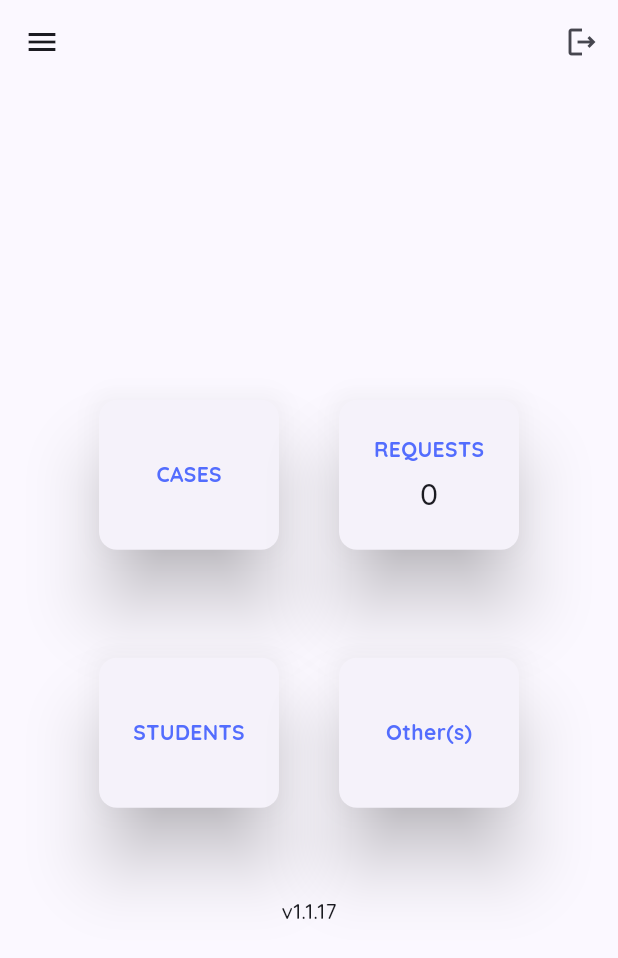
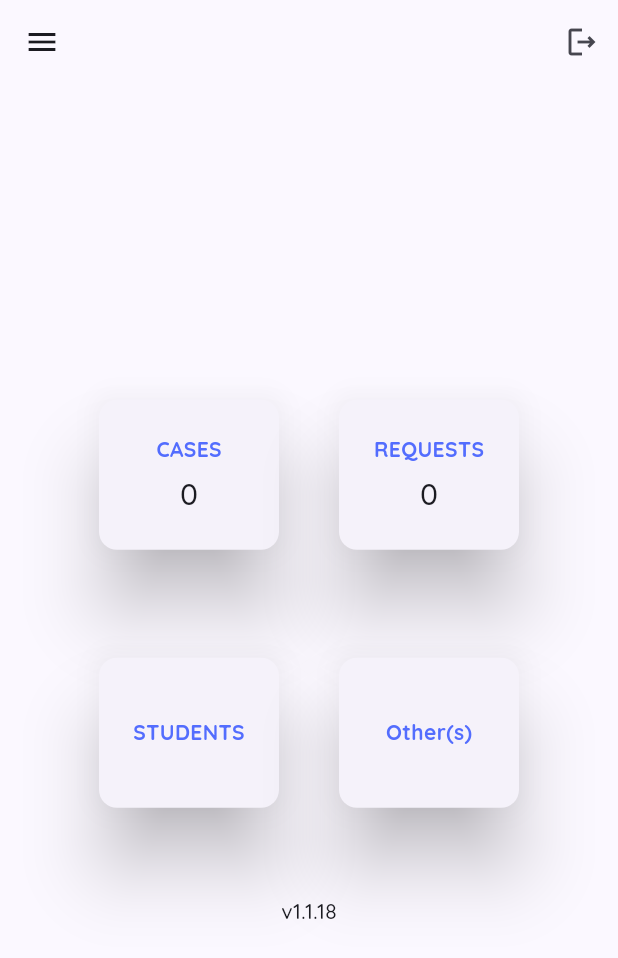
Before and after one commit to johninquest/smapp, a Flutter app: the CaseListPage screen opened directly, after a tap on the "add" icon, on a phone screen of 412 x 824 dp. Shown: the top 958 px of the screen. Run offline on Flutter 3.47's test engine with Material 2 defaults, Android fonts, the phone set to English and light mode, and no system bars; our stand-ins replace package_info_plus, shared_preferences, supabase_flutter; accounts and stored records are empty.

```diff
--- a/lib/pages/about.dart
+++ b/lib/pages/about.dart
@@ -14,8 +14,8 @@ class AboutPage extends StatelessWidget {
 
     return Scaffold(
       appBar: AppBar(
-        title: const Text(
-          'Info',
+        title: Text(
+          'Info'.toUpperCase(),
           style: appBarTitleStyle,
         ),
         centerTitle: true,
--- a/lib/pages/cases/case_list.dart
+++ b/lib/pages/cases/case_list.dart
@@ -17,8 +17,8 @@ class CaseListPage extends StatelessWidget {
     final reqData = SupabaseService().fetchData('cases');
     return Scaffold(
       appBar: AppBar(
-        title: const Text(
-          'Case list',
+        title: Text(
+          'Case list'.toUpperCase(),
           style: appBarTitleStyle,
         ),
         centerTitle: true,
--- a/lib/pages/home.dart
+++ b/lib/pages/home.dart
@@ -62,16 +62,25 @@ class _HomeDashBoardState extends State<HomeDashBoard> {
               onTap: () =>
                   PageRouter().navigateToPage(const CaseListPage(), context),
               child: Card(
-                elevation: 20.0,
+                elevation: 21.0,
                 // color: Colors.deepOrange,
                 child: Container(
                     alignment: Alignment.center,
                     height: 100,
                     width: 120,
-                    child: Text(
-                      'Cases'.toUpperCase(),
-                      style: const TextStyle(
-                          color: primaryColor, fontWeight: FontWeight.bold),
+                    child: Column(
+                      mainAxisAlignment: MainAxisAlignment.center,
+                      children: const [
+                        Text(
+                          'CASES',
+                          style: TextStyle(
+                              color: primaryColor, fontWeight: FontWeight.bold),
+                        ),
+                        SizedBox(
+                          height: 5.0,
+                        ),
+                        CasesTableSize()
+                      ],
                     )),
               ),
             ),
@@ -79,7 +88,7 @@ class _HomeDashBoardState extends State<HomeDashBoard> {
               onTap: () => PageRouter()
                   .navigateToPage(const RequestsListPage(), context),
               child: Card(
-                elevation: 20.0,
+                elevation: 21.0,
                 // color: Colors.tealAccent,
                 child: Container(
                     alignment: Alignment.center,
@@ -105,7 +114,7 @@ class _HomeDashBoardState extends State<HomeDashBoard> {
               onTap: () =>
                   PageRouter().navigateToPage(const StudentListPage(), context),
               child: Card(
-                elevation: 20.0,
+                elevation: 21.0,
                 child: Container(
                     alignment: Alignment.center,
                     height: 100,
@@ -120,7 +129,7 @@ class _HomeDashBoardState extends State<HomeDashBoard> {
             GestureDetector(
               onTap: () => SnackBarMessage().underConstruction(context),
               child: Card(
-                elevation: 20.0,
+                elevation: 21.0,
                 child: Container(
                     alignment: Alignment.center,
                     height: 100,
@@ -179,3 +188,40 @@ class RequestTableSize extends StatelessWidget {
     );
   }
 }
+
+class CasesTableSize extends StatelessWidget {
+  const CasesTableSize({super.key});
+
+  @override
+  Widget build(BuildContext context) {
+    final reqData = SupabaseService().fetchData('cases');
+    return FutureBuilder(
+      future: reqData,
+      builder: ((context, snapshot) {
+        if (snapshot.connectionState != ConnectionState.done) {
+          return const Center(
+            child: CircularProgressIndicator(),
+          );
+        }
+        if (snapshot.hasError) {
+          return const Center(
+            child: Text('An error occured!'),
+          );
+        }
+        if (snapshot.hasData) {
+          List<dynamic> sbData = snapshot.data as List;
+          int? rowCount = sbData.length;
+          // return TableOfContactRequests(tableData: sbData);
+          return Text(
+            '$rowCount',
+            style: const TextStyle(fontSize: 20.0),
+          );
+        } else {
+          return const Center(
+            child: CircularProgressIndicator(),
+          );
+        }
+      }),
+    );
+  }
+}
--- a/lib/pages/requests/requests_list.dart
+++ b/lib/pages/requests/requests_list.dart
@@ -15,8 +15,8 @@ class RequestsListPage extends StatelessWidget {
     final reqData = SupabaseService().fetchData('requests');
     return Scaffold(
       appBar: AppBar(
-        title: const Text(
-          'Requests for counseling',
+        title: Text(
+          'Requests list'.toUpperCase(),
           style: appBarTitleStyle,
         ),
         centerTitle: true,
--- a/lib/pages/school/school_info.dart
+++ b/lib/pages/school/school_info.dart
@@ -8,8 +8,8 @@ class SchoolInfoPage extends StatelessWidget {
   Widget build(BuildContext context) {
     return Scaffold(
       appBar: AppBar(
-        title: const Text(
-          'School info',
+        title: Text(
+          'school info'.toUpperCase(),
           style: appBarTitleStyle,
         ),
         centerTitle: true,
--- a/lib/pages/students/student_list.dart
+++ b/lib/pages/students/student_list.dart
@@ -12,8 +12,8 @@ class StudentListPage extends StatelessWidget {
   Widget build(BuildContext context) {
     return Scaffold(
       appBar: AppBar(
-        title: const Text(
-          'Student list',
+        title: Text(
+          'Student list'.toUpperCase(),
           style: appBarTitleStyle,
         ),
         centerTitle: true,
--- a/lib/pages/user.dart
+++ b/lib/pages/user.dart
@@ -12,8 +12,8 @@ class UserPage extends StatelessWidget {
   Widget build(BuildContext context) {
     return Scaffold(
       appBar: AppBar(
-        title: const Text(
-          'User info',
+        title: Text(
+          'user information'.toUpperCase(),
           style: appBarTitleStyle,
         ),
         centerTitle: true,
--- a/lib/styles/style.dart
+++ b/lib/styles/style.dart
@@ -1,7 +1,10 @@
 import 'package:flutter/material.dart';
 import 'colors.dart';
 
-const appBarTitleStyle = TextStyle(letterSpacing: 0.3, fontSize: 16.0);
+const appBarTitleStyle = TextStyle(
+  fontSize: 16.0,
+  letterSpacing: 1.0,
+);
 
 const PageHeaderStyle = TextStyle(
     fontWeight: FontWeight.bold, color: Colors.white, letterSpacing: 2.0);
--- a/lib/utils/date_time_helper.dart
+++ b/lib/utils/date_time_helper.dart
@@ -78,7 +78,6 @@ class DateTimeHelper {
   }
 
   dateToCmrDateString(DateTime? ts) {
-    log('Selected date => $ts');
     if (ts != null) {
       DateFormat toDateFormat = DateFormat('dd/MM/yyyy');
       String formatted = toDateFormat.format(ts);
--- a/pubspec.yaml
+++ b/pubspec.yaml
@@ -15,7 +15,7 @@ publish_to: "none" # Remove this line if you wish to publish to pub.dev
 # In iOS, build-name is used as CFBundleShortVersionString while build-number used as CFBundleVersion.
 # Read more about iOS versioning at
 # https://developer.apple.com/library/archive/documentation/General/Reference/InfoPlistKeyReference/Articles/CoreFoundationKeys.html
-version: 1.1.17+1
+version: 1.1.18+1
 
 environment:
   sdk: ">=2.17.6 <3.0.0"
```
Also changed, not shown: lib/pages/cases/add_case.dart (+5 -8 lines), lib/pages/cases/case_details.dart (+97 -22 lines), lib/pages/requests/request_detail.dart (+9 -10 lines), lib/pages/students/add_student.dart (+6 -15 lines), lib/utils/web.dart (+17 -4 lines).
